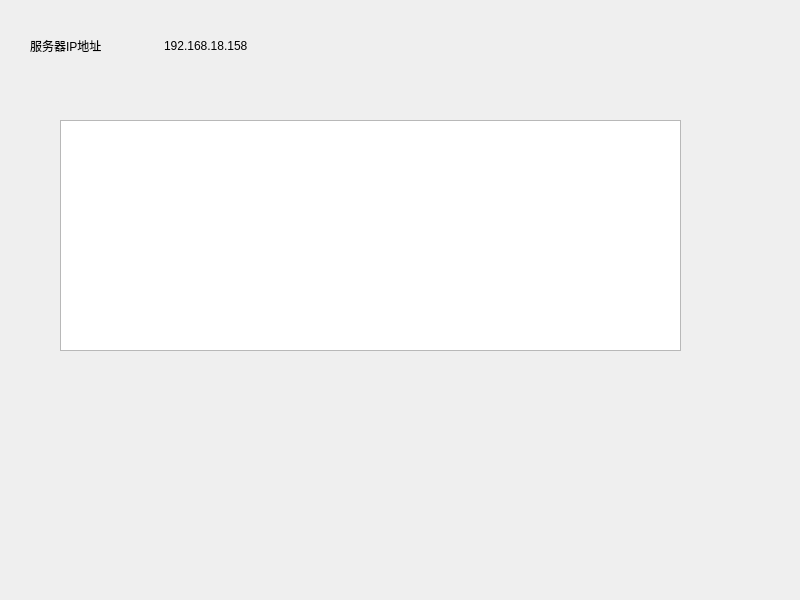
Liuyuuu/Graduation-design, file server/widget.ui: the form before one commit.
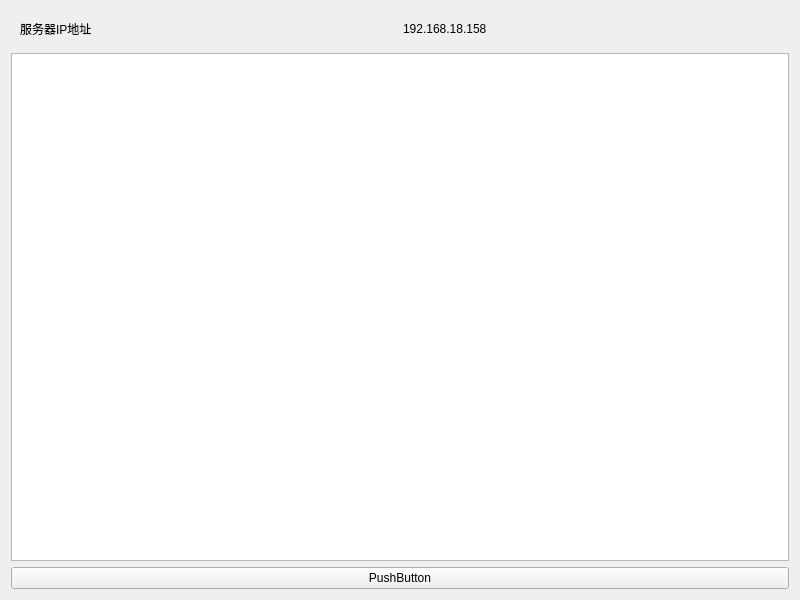
The form after the commit.

Diff of the .ui file:
```diff
--- a/server/widget.ui
+++ b/server/widget.ui
@@ -13,15 +13,9 @@
   <property name="windowTitle">
    <string>Widget</string>
   </property>
+  <layout class="QVBoxLayout" name="verticalLayout">
+   <item>
   <widget class="QWidget" name="widget" native="true">
-   <property name="geometry">
-    <rect>
-     <x>30</x>
-     <y>20</y>
-     <width>261</width>
-     <height>51</height>
-    </rect>
-   </property>
    <layout class="QHBoxLayout" name="horizontalLayout">
     <item>
      <widget class="QLabel" name="label">
@@ -39,16 +33,18 @@
     </item>
    </layout>
   </widget>
-  <widget class="QTextBrowser" name="text">
-   <property name="geometry">
-    <rect>
-     <x>60</x>
-     <y>120</y>
-     <width>621</width>
-     <height>231</height>
-    </rect>
-   </property>
-  </widget>
+   </item>
+   <item>
+    <widget class="QTextBrowser" name="text"/>
+   </item>
+   <item>
+    <widget class="QPushButton" name="setlisten">
+     <property name="text">
+      <string>PushButton</string>
+     </property>
+    </widget>
+   </item>
+  </layout>
  </widget>
  <resources/>
  <connections/>
```
Lines whose indentation alone changed are shown as unchanged.
